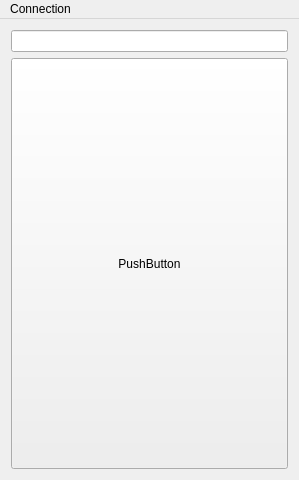
This is mainwindow.ui in McMuzil/MusicLoaderClient as Qt 5 draws it before an edit. The edited form follows.
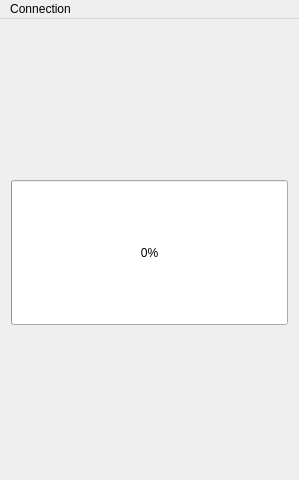
This is the edited form.

Commit message: added song receiving and progress bar

What changed in the file:
```diff
--- a/mainwindow.ui
+++ b/mainwindow.ui
@@ -16,21 +16,50 @@
   <widget class="QWidget" name="centralWidget">
    <layout class="QVBoxLayout" name="verticalLayout">
     <item>
-     <widget class="QLineEdit" name="lineEdit"/>
-    </item>
-    <item>
-     <widget class="QPushButton" name="pushButton">
+     <widget class="QLabel" name="label">
       <property name="sizePolicy">
-       <sizepolicy hsizetype="Minimum" vsizetype="Expanding">
+       <sizepolicy hsizetype="Preferred" vsizetype="Expanding">
         <horstretch>0</horstretch>
         <verstretch>0</verstretch>
        </sizepolicy>
       </property>
       <property name="text">
-       <string>PushButton</string>
+       <string/>
       </property>
+      <property name="alignment">
+       <set>Qt::AlignBottom|Qt::AlignHCenter</set>
+      </property>
      </widget>
     </item>
+    <item>
+     <widget class="QProgressBar" name="progressBar">
+      <property name="sizePolicy">
+       <sizepolicy hsizetype="Expanding" vsizetype="Expanding">
+        <horstretch>0</horstretch>
+        <verstretch>0</verstretch>
+       </sizepolicy>
+      </property>
+      <property name="value">
+       <number>0</number>
+      </property>
+     </widget>
+    </item>
+    <item>
+     <spacer name="verticalSpacer">
+      <property name="orientation">
+       <enum>Qt::Vertical</enum>
+      </property>
+      <property name="sizeType">
+       <enum>QSizePolicy::Expanding</enum>
+      </property>
+      <property name="sizeHint" stdset="0">
+       <size>
+        <width>20</width>
+        <height>40</height>
+       </size>
+      </property>
+     </spacer>
+    </item>
    </layout>
   </widget>
   <widget class="QMenuBar" name="menuBar">
```
The commit also changes 6 other files.
